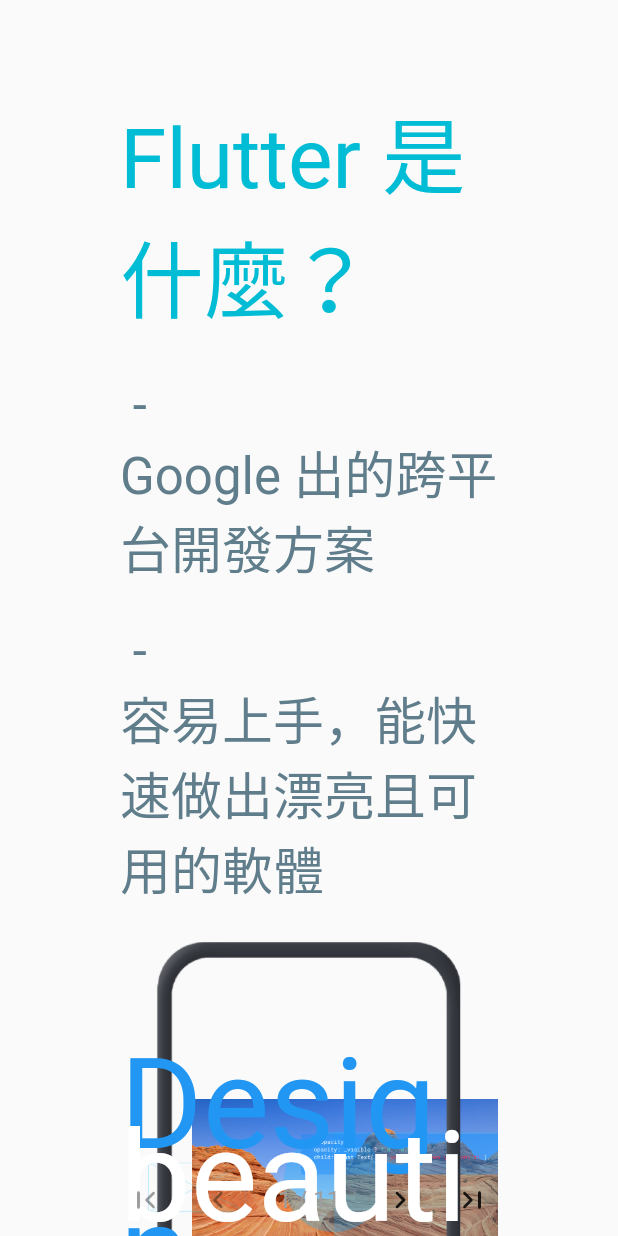
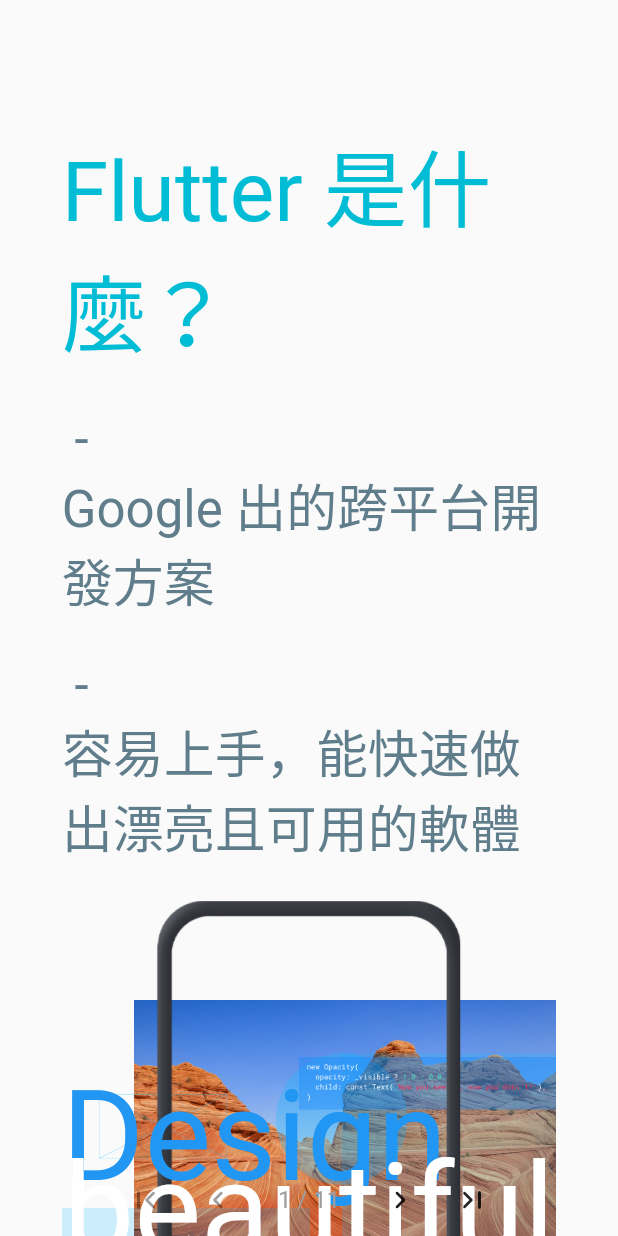
Before and after one commit to hl3hl3/FlutterSlide_AddToApp_SourceCode, a Flutter app: the screen it shows after launch, swiped to page 2, on a phone screen of 412 x 824 dp. Run offline on Flutter 3.47's test engine with Material 2 defaults, Android fonts, the light colour scheme and no system bars.

Commit message:
[change] change the padding value of base page by screen width

```diff
--- a/lib/pages/slide_page.dart
+++ b/lib/pages/slide_page.dart
@@ -8,8 +8,10 @@
 
   @override
   Widget build(BuildContext context) {
+    double paddingH = MediaQuery.of(context).size.width * 0.1;
+    double paddingV = MediaQuery.of(context).size.height * 0.1;
     return Container(
-      padding: const EdgeInsets.only(left: 80, right: 80, top: 60),
+      padding: EdgeInsets.only(left: paddingH, right: paddingH, top: paddingV),
       child: pageContent,
     );
   }
```
